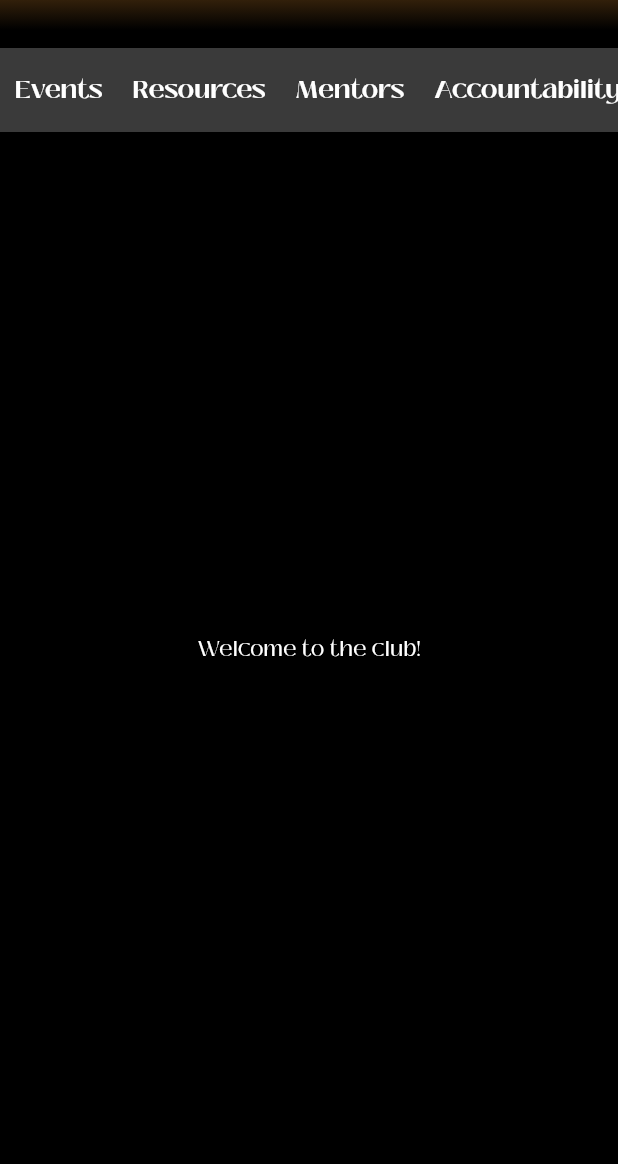
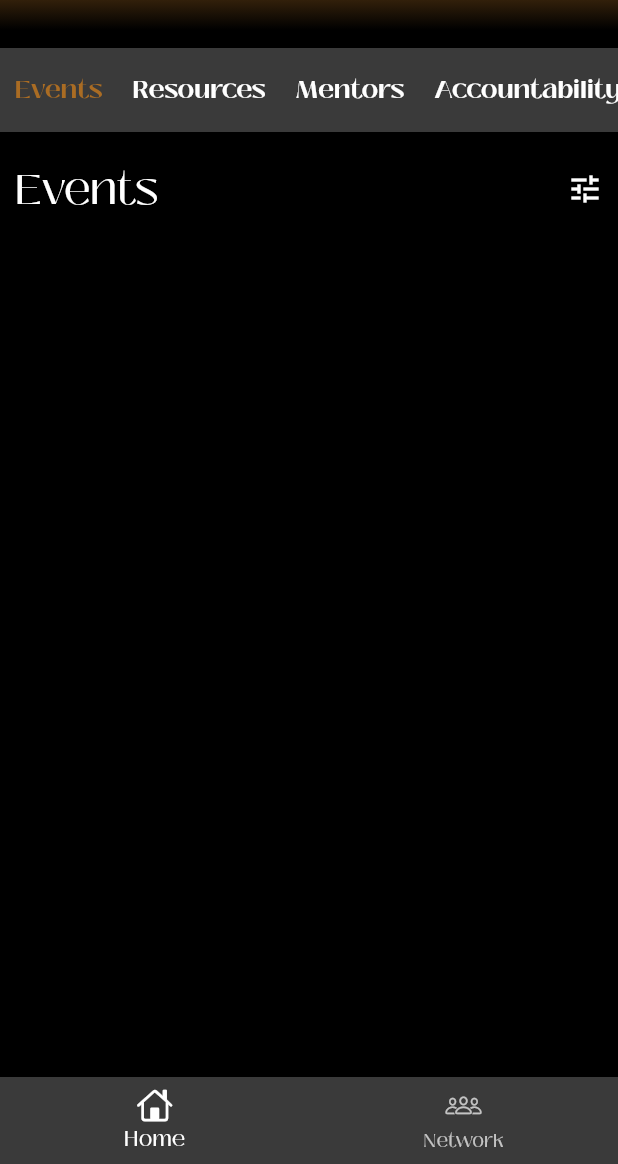
Before and after one commit to jschaeken/apc, a Flutter app: the screen it shows after launch, on a phone screen of 412 x 824 dp, the part 72-1236 px from its top. Run offline on Flutter 3.47's test engine with Material 3 defaults, Android fonts, the phone set to English and light mode, and no system bars.

Commit message:
added bottom nav bar, and launcher icons

```diff
--- a/lib/main.dart
+++ b/lib/main.dart
@@ -1,3 +1,4 @@
+import 'package:flutter/cupertino.dart';
 import 'package:flutter/material.dart';
 
 void main() {
@@ -28,15 +29,22 @@ class MyApp extends StatelessWidget {
   }
 }
 
-class HomePage extends StatelessWidget {
+class HomePage extends StatefulWidget {
   const HomePage({super.key});
 
+  @override
+  State<HomePage> createState() => _HomePageState();
+}
+
+class _HomePageState extends State<HomePage> {
   final List<String> buttons = const [
     'Events',
     'Resources',
     'Mentors',
     'Accountability'
   ];
+
+  int selectedTabIndex = 0;
 
   @override
   Widget build(BuildContext context) {
@@ -83,7 +91,14 @@ class HomePage extends StatelessWidget {
                   itemCount: buttons.length,
                   itemBuilder: (context, index) {
                     final text = buttons[index];
-                    return Padding(
+                    bool isSelected = index == selectedTabIndex;
+                    return GestureDetector(
+                      onTap: () {
+                        setState(() {
+                          selectedTabIndex = index;
+                        });
+                      },
+                      child: Padding(
                         padding: const EdgeInsets.symmetric(horizontal: 10),
                         child: Container(
                           alignment: Alignment.center,
@@ -93,9 +108,12 @@ class HomePage extends StatelessWidget {
                                 .textTheme
                                 .titleMedium!
                                 .copyWith(
-                                  color:
-                                      Theme.of(context).colorScheme.onSurface,
-                                  fontWeight: FontWeight.bold),
+                                  color: isSelected
+                                      ? Theme.of(context).colorScheme.tertiary
+                                      : Theme.of(context).colorScheme.onSurface,
+                                  fontWeight: FontWeight.bold,
+                                ),
+                          ),
                         ),
                       ),
                     );
@@ -104,8 +122,40 @@ class HomePage extends StatelessWidget {
           ),
         ),
       ),
-      body: const Center(
-        child: Text('Welcome to the club!'),
+      body: Column(
+        crossAxisAlignment: CrossAxisAlignment.start,
+        children: [
+          const SizedBox(
+            height: 20,
+          ),
+          Padding(
+            padding: const EdgeInsets.symmetric(horizontal: 10),
+            child: Row(
+              mainAxisAlignment: MainAxisAlignment.spaceBetween,
+              children: [
+                Text(
+                  buttons[selectedTabIndex],
+                  style: Theme.of(context).textTheme.headlineMedium,
+                ),
+                const Icon(Icons.tune_sharp)
+              ],
+            ),
+          ),
+        ],
+      ),
+      bottomNavigationBar: BottomNavigationBar(
+        items: const [
+          // Home
+          BottomNavigationBarItem(
+            icon: Icon(CupertinoIcons.home),
+            label: 'Home',
+          ),
+          // Network
+          BottomNavigationBarItem(
+            icon: Icon(CupertinoIcons.group),
+            label: 'Network',
+          ),
+        ],
       ),
     );
   }
```
Also changed, not shown: pubspec.yaml (+8 -0 lines), assets/images/Logo.png (added), pubspec.lock, 28 other files. Lines whose indentation alone changed are shown as unchanged.
